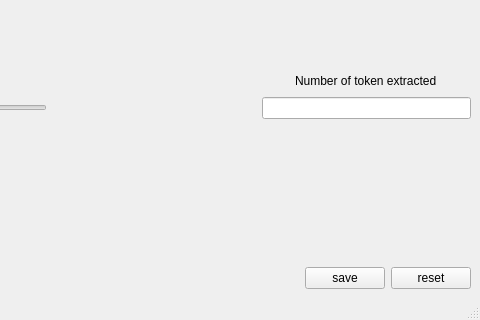
Old version of the form app/taggingUI/openFilesUI.ui in the repository usnistgov/nestor-tmp2; both pictures show x 171 to 651 and y 251 to 571 of the 651 by 571 pixel window.
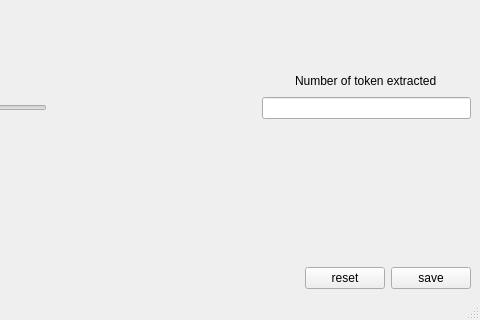
New version of the form.

Commit message: from the UI to a tokenize dataframe

What changed in the file:
```diff
--- a/app/taggingUI/openFilesUI.ui
+++ b/app/taggingUI/openFilesUI.ui
@@ -196,16 +196,16 @@
          </spacer>
         </item>
         <item>
-         <widget class="QPushButton" name="pushButton_openFiles_Save">
+         <widget class="QPushButton" name="pushButton_openFiles_Reset">
           <property name="text">
-           <string>save</string>
+           <string>reset</string>
           </property>
          </widget>
         </item>
         <item>
-         <widget class="QPushButton" name="pushButton_openFiles_Reset">
+         <widget class="QPushButton" name="pushButton_openFiles_Save">
           <property name="text">
-           <string>reset</string>
+           <string>save</string>
           </property>
          </widget>
         </item>
```
The commit also changes 5 other files.
